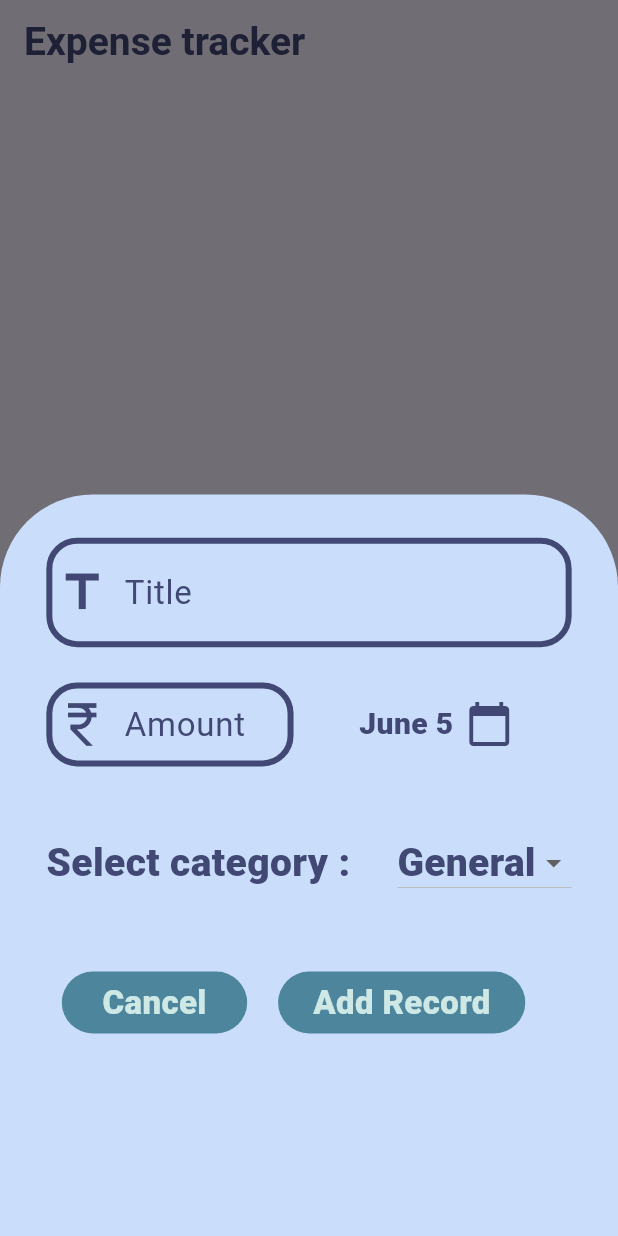
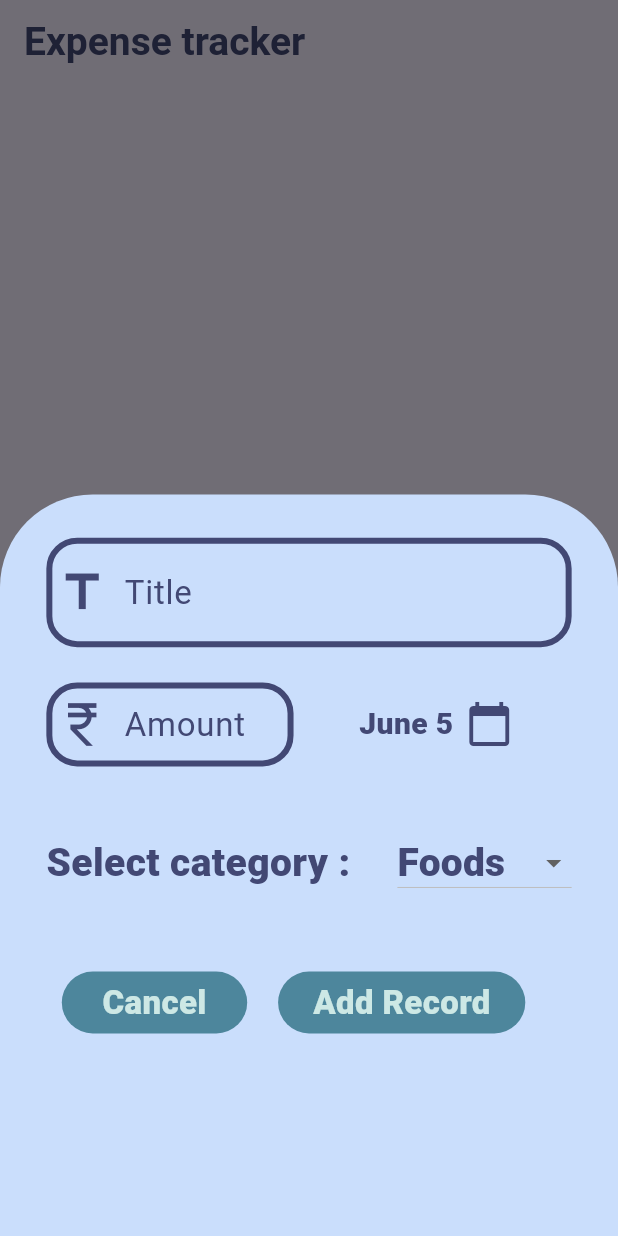
Before and after one commit to masnhebpearls/expense_tracker, a Flutter app: the screen it shows after launch, after a tap on the "add" icon, on a phone screen of 412 x 824 dp. Run offline on Flutter 3.47's test engine with Material 3 defaults, Android fonts, the phone set to English and light mode, and no system bars; our stand-ins replace auto_route, date_format, go_router, string_validator.

```diff
--- a/lib/extended cards/bottom_modal.dart
+++ b/lib/extended cards/bottom_modal.dart
@@ -53,7 +53,7 @@ class _ExtendedModalSheetState extends State<ExtendedModalSheet> {
 
   String textInTextField = '';
   String numberInTextField = '0.0';
-  String dropDownValue = "General";
+  String dropDownValue = "Foods";
 
   final _formKey = GlobalKey<FormState>();
 
--- a/lib/provider/expense_provider.dart
+++ b/lib/provider/expense_provider.dart
@@ -63,7 +63,7 @@ class ExpenseProvider extends ChangeNotifier {
           return finalAmountMisc;
         }
       default:
-        return 10.0;
+        return 1;
     }
   }
 
--- a/lib/screens/home_page.dart
+++ b/lib/screens/home_page.dart
@@ -59,10 +59,18 @@ class MyHomePage extends StatelessWidget {
                       ? Column(
                           crossAxisAlignment: CrossAxisAlignment.center,
                           children: <Widget>[
+                            SizedBox(
+                              height: height * 0.025,
+                            ),
+                            Text(
+                              'Total expense : ${expenseProvider.threshold..toInt().toString()}',
+                              style: const TextStyle(
+                                  fontWeight: FontWeight.w800,
+                                  fontSize: 25,
+                                  color: Colors.black),
+                            ),
                             Padding(
-                              padding: EdgeInsets.only(
-                                  top: MediaQuery.of(context).size.height *
-                                      0.025),
+                              padding: EdgeInsets.only(top: height * 0.0075),
                               child: Center(
                                 child: Container(
                                   width: width * 0.9,
@@ -142,12 +150,21 @@ class MyHomePage extends StatelessWidget {
                           mainAxisAlignment: MainAxisAlignment.start,
                           children: [
                             SizedBox(
-                              width: width*0.05,
+                              width: width * 0.05,
                             ),
                             Center(
-                              child: Container(
+                              child: Column(
+                                children: [
+                                  Text(
+                                    'Total expense : ${expenseProvider.threshold.toInt().toString()}',
+                                    style: const TextStyle(
+                                        fontSize: 25,
+                                        color: Colors.black,
+                                        fontWeight: FontWeight.w800),
+                                  ),
+                                  Container(
                                     width: width * 0.4,
-                                height: height * 0.7,
+                                    height: height * 0.67,
                                     decoration: BoxDecoration(
                                         borderRadius: BorderRadius.circular(
                                             MediaQuery.of(context).size.width *
@@ -164,18 +181,23 @@ class MyHomePage extends StatelessWidget {
                                         )),
                                     child: Row(children: listOfGraph),
                                   ),
+                                ],
                               ),
-                            SizedBox(width: width*0.025,),
+                            ),
+                            SizedBox(
+                              width: width * 0.025,
+                            ),
                             SizedBox(
                                 width: width * 0.5,
-                                height: height*0.9,
+                                height: height * 0.9,
                                 child: ListView.builder(
                                   itemCount: expenseProvider.listOfCard.length,
                                   itemBuilder: (context, index) {
                                     return Dismissible(
                                       key: ValueKey(DateTime.now().toString()),
                                       onDismissed: (direction) {
-                                        final expenseCard = expenseProvider.listOfCard[index];
+                                        final expenseCard =
+                                            expenseProvider.listOfCard[index];
                                         expenseProvider.deleteItem(
                                             expenseProvider
                                                 .listOfCard[index].uniqueKey);
@@ -187,8 +209,8 @@ class MyHomePage extends StatelessWidget {
                                             action: SnackBarAction(
                                               label: "Undo",
                                               onPressed: () {
-                                                expenseProvider.undoDelete(
-                                                    expenseCard);
+                                                expenseProvider
+                                                    .undoDelete(expenseCard);
                                               },
                                             ),
                                           ),
```
Lines whose indentation alone changed are shown as unchanged.
